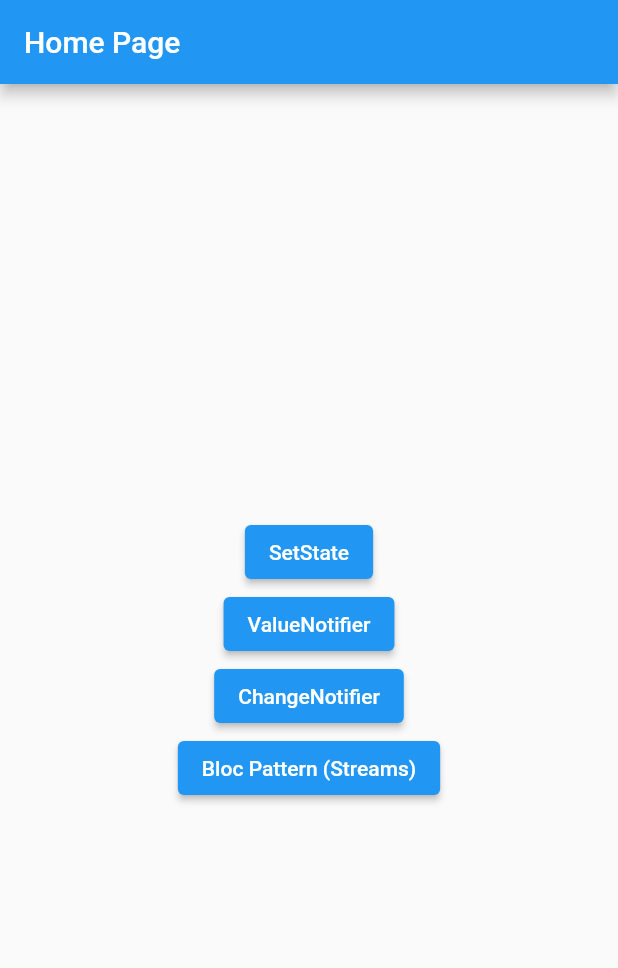
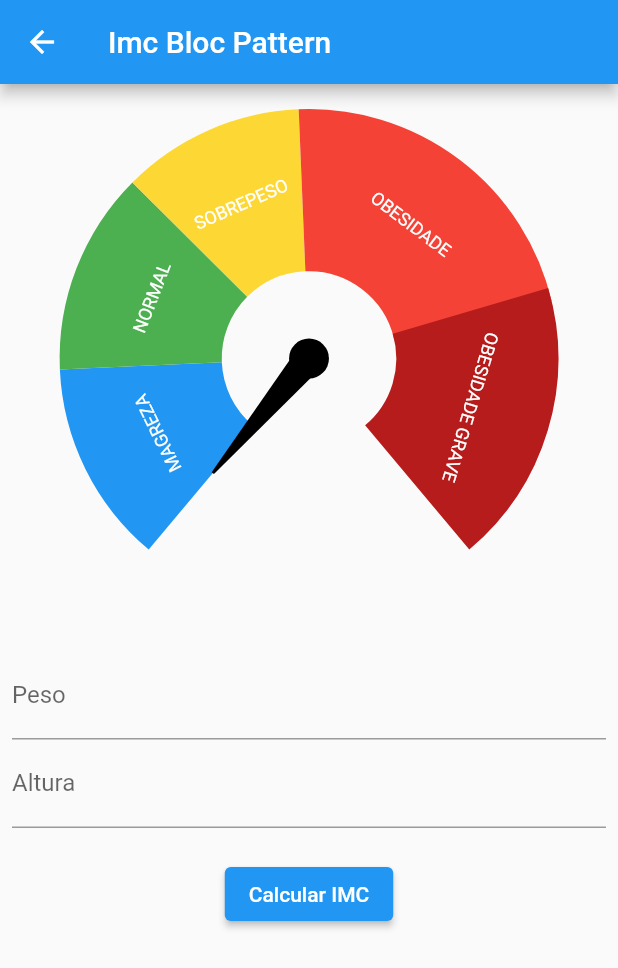
Before and after one commit to DiogoMoreira01/Flutter-default-State-Manager, a Flutter app: the screen it shows after launch, after a tap on "Bloc Pattern (Streams)", on a phone screen of 412 x 824 dp. Shown: the top 968 px of the screen. Run offline on Flutter 3.47's test engine with Material 2 defaults, Android fonts, the phone set to English and light mode, and no system bars; drawn by our look-alikes of syncfusion_flutter_gauges; our stand-ins replace currency_text_input_formatter.

Commit message:
bloc Pattern

```diff
--- /dev/null
+++ b/lib/bloc_pattern/imc_bloc_pattern_controller.dart
@@ -0,0 +1,26 @@
+import 'dart:async';
+import 'dart:math';
+
+import 'package:flutter_default_state_manager/bloc_pattern/imc_state.dart';
+
+class ImcBlocPatternController {
+  final _imcStreamController = StreamController<ImcState>()
+    ..add(ImcState(imc: 0));
+
+  Stream<ImcState> get imcOut => _imcStreamController.stream;
+
+  Future<void> calcularImc(
+      {required double peso, required double altura}) async {
+    _imcStreamController.add(ImcState(imc: 0));
+
+    await Future.delayed(const Duration(seconds: 1));
+
+    final imc = peso / pow(altura, 2);
+
+    _imcStreamController.add(ImcState(imc: imc));
+  }
+
+  void dispose() {
+    _imcStreamController.close();
+  }
+}
--- /dev/null
+++ b/lib/bloc_pattern/imc_bloc_pattern_page.dart
@@ -0,0 +1,114 @@
+import 'package:currency_text_input_formatter/currency_text_input_formatter.dart';
+import 'package:flutter/material.dart';
+import 'package:flutter_default_state_manager/bloc_pattern/imc_bloc_pattern_controller.dart';
+import 'package:flutter_default_state_manager/bloc_pattern/imc_state.dart';
+import 'package:intl/intl.dart';
+
+import '../widget/imc_gauge.dart';
+
+class ImcBlocPatternPage extends StatefulWidget {
+  const ImcBlocPatternPage({Key? key}) : super(key: key);
+
+  @override
+  State<ImcBlocPatternPage> createState() => _ImcBlocPatternPageState();
+}
+
+class _ImcBlocPatternPageState extends State<ImcBlocPatternPage> {
+  final controller = ImcBlocPatternController();
+  final pesoEC = TextEditingController();
+  final alturaEC = TextEditingController();
+  final formKey = GlobalKey<FormState>();
+
+  @override
+  void dispose() {
+    pesoEC.dispose();
+    alturaEC.dispose();
+    controller.dispose();
+    super.dispose();
+  }
+
+  @override
+  Widget build(BuildContext context) {
+    return Scaffold(
+      appBar: AppBar(
+        title: const Text('Imc Bloc Pattern'),
+      ),
+      body: SingleChildScrollView(
+        child: Form(
+          key: formKey,
+          child: Padding(
+            padding: const EdgeInsets.all(8.0),
+            child: Column(
+              children: [
+                StreamBuilder<ImcState>(
+                  stream: controller.imcOut,
+                  builder: (context, snapshot) {
+                    var imc = snapshot.data?.imc ?? 0;
+                    return ImcGauge(imc: imc);
+                  },
+                ),
+                const SizedBox(
+                  height: 20,
+                ),
+                TextFormField(
+                  controller: pesoEC,
+                  keyboardType: TextInputType.number,
+                  decoration: const InputDecoration(labelText: 'Peso'),
+                  inputFormatters: [
+                    CurrencyTextInputFormatter(
+                        locale: 'pt_BR',
+                        symbol: '',
+                        turnOffGrouping: true,
+                        decimalDigits: 2),
+                  ],
+                  validator: (String? value) {
+                    if (value == null || value.isEmpty) {
+                      return 'Peso obrigatório';
+                    }
+                    return null;
+                  },
+                ),
+                TextFormField(
+                  controller: alturaEC,
+                  keyboardType: TextInputType.number,
+                  decoration: const InputDecoration(labelText: 'Altura'),
+                  inputFormatters: [
+                    CurrencyTextInputFormatter(
+                        locale: 'pt_BR',
+                        symbol: '',
+                        turnOffGrouping: true,
+                        decimalDigits: 2),
+                  ],
+                  validator: (String? value) {
+                    if (value == null || value.isEmpty) {
+                      return 'Altura obrigatório';
+                    }
+                    return null;
+                  },
+                ),
+                const SizedBox(
+                  height: 20,
+                ),
+                ElevatedButton(
+                    onPressed: () {
+                      var formValid = formKey.currentState?.validate() ?? false;
+                      if (formValid) {
+                        var formatter = NumberFormat.simpleCurrency(
+                            locale: 'pt_BR', decimalDigits: 2);
+                        double peso = formatter.parse(pesoEC.text) as double;
+
+                        double altura =
+                            formatter.parse(alturaEC.text) as double;
+
+                        controller.calcularImc(peso: peso, altura: altura);
+                      }
+                    },
+                    child: const Text('Calcular IMC'))
+              ],
+            ),
+          ),
+        ),
+      ),
+    );
+  }
+}
--- /dev/null
+++ b/lib/bloc_pattern/imc_state.dart
@@ -0,0 +1,10 @@
+class ImcState {
+  final double imc;
+  ImcState({
+    required this.imc,
+  });
+}
+
+class ImcStateLading extends ImcState {
+  ImcStateLading() : super(imc: 0);
+}
--- a/lib/home_page.dart
+++ b/lib/home_page.dart
@@ -1,5 +1,6 @@
 import 'package:flutter/material.dart';
 import 'package:flutter_default_state_manager/SetState/imc_setstate_page.dart';
+import 'package:flutter_default_state_manager/bloc_pattern/imc_bloc_pattern_page.dart';
 
 import 'change_notifier/imc_change_notifier_page.dart';
 import 'value_notifier/imc_value_notifier_page.dart';
@@ -22,7 +23,7 @@ class HomePage extends StatelessWidget {
           ElevatedButton(onPressed: () =>_goToPage(context, const ImcValeuNotifierPage()), child: const Text('ValueNotifier')),
           ElevatedButton(onPressed: () =>_goToPage(context, const ImcChangeNotifierPage()), child: const Text('ChangeNotifier')),
           ElevatedButton(
-              onPressed: () {}, child: const Text('Bloc Pattern (Streams)')),
+              onPressed: () => _goToPage(context, const ImcBlocPatternPage()), child: const Text('Bloc Pattern (Streams)')),
         ]),
       ),
     );
```
Also changed, not shown: lib/widget/imc_gauge_range.dart (line endings or trailing spaces).
